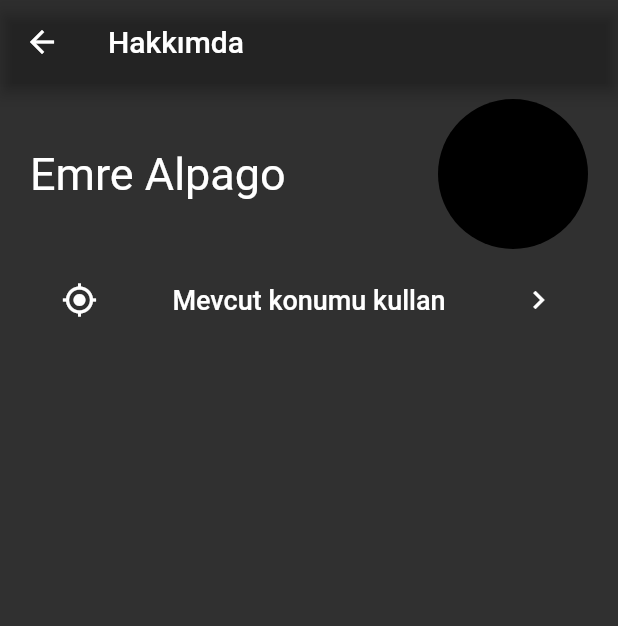
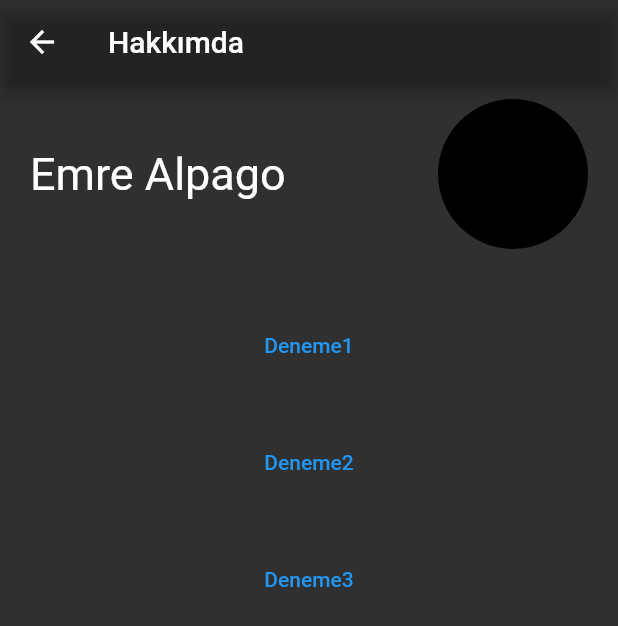
Before and after one commit to ealpago/Benideal, a Flutter app: the ProfilePage screen opened directly, on a phone screen of 412 x 824 dp. Shown: the top 626 px of the screen. Run offline on Flutter 3.47's test engine with Material 2 defaults, Android fonts, the phone set to English and light mode, and no system bars.

Commit message:
Initial commit

```diff
--- a/lib/main.dart
+++ b/lib/main.dart
@@ -1,9 +1,8 @@
 import 'package:benideal/pages/searchPage.dart';
 import 'package:flutter/material.dart';
 import 'package:benideal/pages/profilePage.dart';
-import 'package:benideal/pages/messagesPage.dart';
 import 'package:benideal/pages/publishPage.dart';
-import 'package:benideal/pages/tripsPage.dart';
+
 
 
 void main() {
@@ -30,8 +29,6 @@ class _MyAppState extends State<MyApp> {
   final List<Widget> _children = [
     SearchPage(),
     PublishPage(),
-    TripsPage(),
-    MessagesPages(),
     ProfilePage()
   ];
 
@@ -61,14 +58,6 @@ class _MyAppState extends State<MyApp> {
             label: 'Yayınla',
           ),
           BottomNavigationBarItem(
-            icon: Icon(Icons.car_rental,),
-            label: 'Yolculuklarım',
-          ),
-          BottomNavigationBarItem(
-            icon: Icon(Icons.message_sharp,),
-            label: 'Gelen Kutusu',
-          ),
-          BottomNavigationBarItem(
             icon: Icon(Icons.person_outline,),
             label: 'Profil',
           ),
--- a/lib/pages/profilePage.dart
+++ b/lib/pages/profilePage.dart
@@ -1,4 +1,7 @@
 import 'package:flutter/material.dart';
+import 'package:benideal/button_pages/changeProfile.dart';
+import 'package:benideal/button_pages/messagesPage.dart';
+import 'package:benideal/button_pages/tripsPage.dart';
 
 class ProfilePage extends StatefulWidget {
   @override
@@ -33,30 +36,23 @@ class _ProfilePageState extends State<ProfilePage> {
                 ],
               ),
           ),
-          ElevatedButton(
-            style: ButtonStyle(
-              elevation: MaterialStateProperty.all(0.0),
-              backgroundColor: MaterialStateProperty.all(Colors.transparent),
-            ),
+          SizedBox(height: 30.0),
+          TextButton(
+              onPressed: (){
+                Navigator.push(context, MaterialPageRoute(builder: (context) => ChangeProfile()));
+          }, child: Text('Deneme1'),),
+
+          SizedBox(height: 30.0),
+          TextButton(
             onPressed: (){
+              Navigator.push(context, MaterialPageRoute(builder: (context) => MessagePage()));
+            }, child: Text('Deneme2'),),
 
-            },child: Row(
-            mainAxisAlignment: MainAxisAlignment.spaceAround,
-            children: [
-              Icon(
-                  Icons.my_location_outlined
-              ),
-              Text('Mevcut konumu kullan',
-                style: TextStyle(
-                    fontSize: 18.0
-                ),
-              ),
-              Icon(
-                  Icons.keyboard_arrow_right
-              ),
-            ],
-          ),
-          ),
+          SizedBox(height: 30.0),
+          TextButton(
+            onPressed: (){
+              Navigator.push(context, MaterialPageRoute(builder: (context) => TripsPage()));
+            }, child: Text('Deneme3'),),
         ],
       )
     );
--- a/lib/pages/searchPage.dart
+++ b/lib/pages/searchPage.dart
@@ -2,6 +2,8 @@ import 'package:flutter/cupertino.dart';
 import 'package:flutter/material.dart';
 import 'package:flutter/painting.dart';
 import 'package:benideal/utilities/kConstant.dart';
+import 'package:benideal/utilities/textFieldClass.dart';
+
 
 
 class SearchPage extends StatefulWidget {
```
Also changed, not shown: lib/button_pages/changeProfile.dart (added, +20 -0 lines), lib/button_pages/messagesPage.dart (added, +21 -0 lines), lib/button_pages/tripsPage.dart (renamed from lib/pages/tripsPage.dart, +5 -7 lines), lib/pages/messagesPage.dart (deleted, +0 -17 lines), lib/pages/publishPage.dart (+6 -1 lines), lib/utilities/kConstant.dart (+0 -36 lines), lib/utilities/textFieldClass.dart (added, +35 -0 lines).
